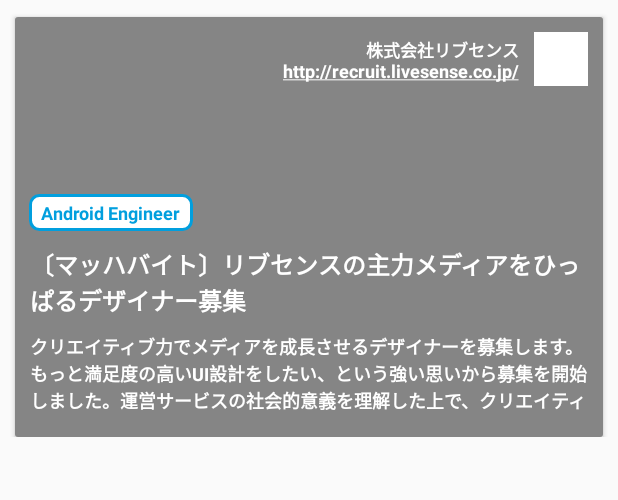
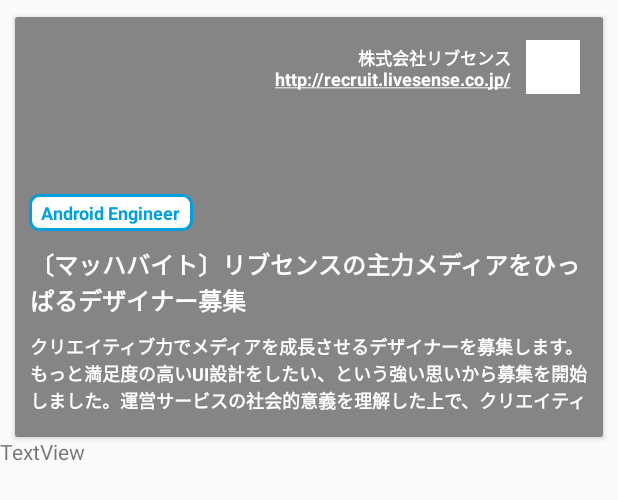
Before and after one commit to mzkii/WantedlyVisit, an Android app: the layout item.xml on its own in the app's theme, with its tools: preview values and no code run, on a phone screen of 412 x 824 dp. Shown: the top 500 px of the screen. Run offline under Robolectric (Android 15) with nearby library versions, the phone set to English and light mode, and no system bars; plain views replace RoundedImageView.

Commit message:
item.xmlのレイアウト中の企業ロゴの配置を変更した

```diff
--- a/app/src/main/res/layout/item.xml
+++ b/app/src/main/res/layout/item.xml
@@ -45,8 +45,8 @@
                 android:layout_height="36dp"
                 android:layout_alignParentEnd="true"
                 android:layout_alignParentTop="true"
-                android:layout_marginRight="10dp"
-                android:layout_marginTop="10dp"
+                android:layout_marginRight="15dp"
+                android:layout_marginTop="15dp"
                 android:background="#FFF"
                 android:scaleType="fitCenter"
                 app:riv_border_color="@color/colorAccent" />
@@ -141,4 +141,9 @@
         </RelativeLayout>
 
     </android.support.v7.widget.CardView>
+
+    <TextView
+        android:layout_width="match_parent"
+        android:layout_height="wrap_content"
+        android:text="TextView" />
 </LinearLayout>
```
